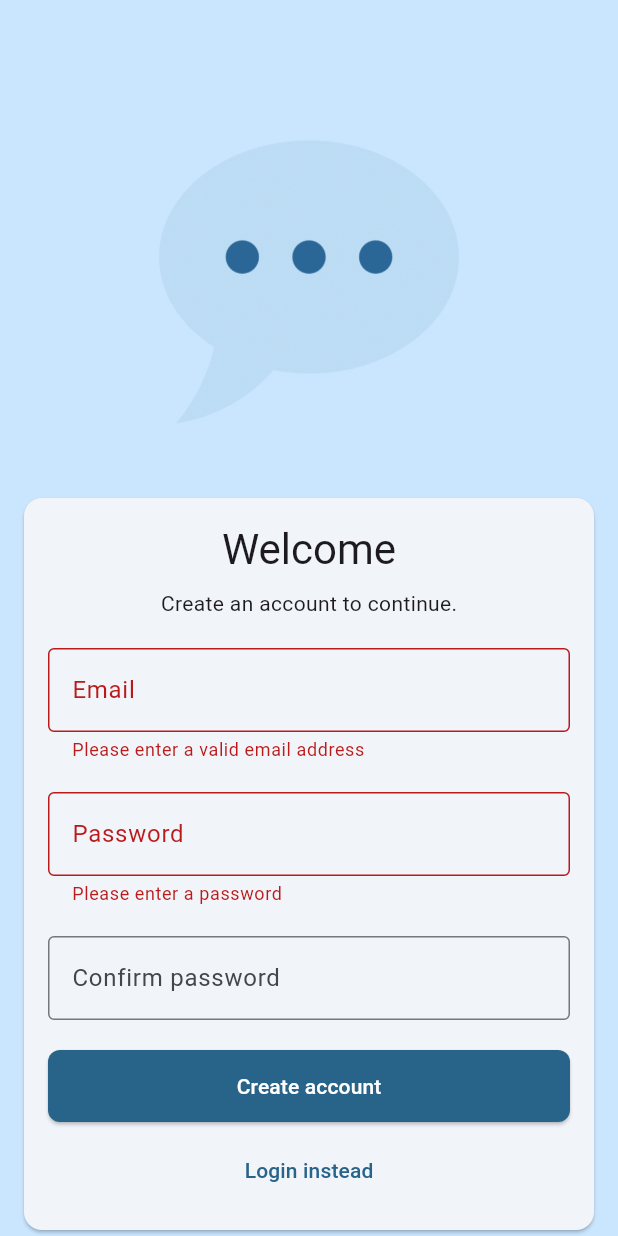
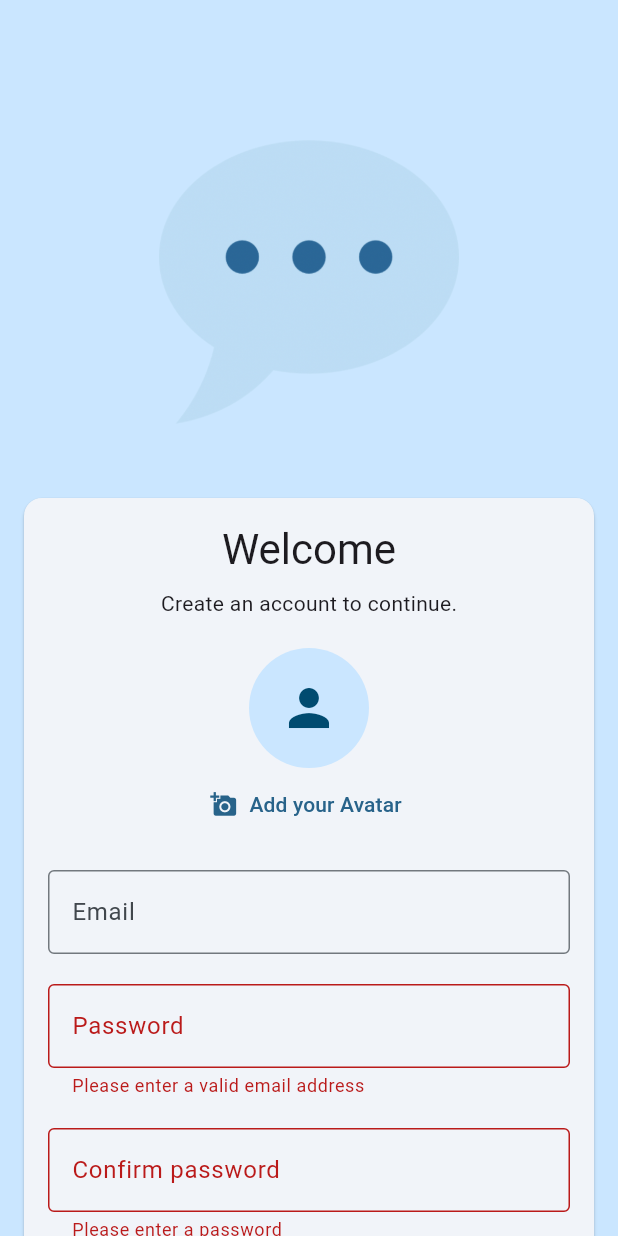
Before and after one commit to M9heb/flutter-chat-app, a Flutter app: the screen it shows after launch, after a tap on "Sign in", after a tap on "Create account", on a phone screen of 412 x 824 dp. Run offline on Flutter 3.47's test engine with Material 3 defaults, Android fonts, the phone set to English and light mode, and no system bars; our stand-ins replace firebase_auth, firebase_core, firebase_storage, image_picker; accounts and stored records are empty.

Commit message:
Creates and implements uploading image ability in firebase storage

```diff
--- a/lib/screens/auth.dart
+++ b/lib/screens/auth.dart
@@ -1,4 +1,8 @@
+import 'dart:io';
+
+import 'package:chat_app/widgets/user_image_picker.dart';
 import 'package:firebase_auth/firebase_auth.dart';
+import 'package:firebase_storage/firebase_storage.dart';
 import 'package:flutter/material.dart';
 
 final _firebase = FirebaseAuth.instance;
@@ -18,13 +22,23 @@ class _AuthScreenState extends State<AuthScreen> {
   var _enteredEmail = "";
   var _enteredPassword = "";
   var _confirmPassword = "";
-
+  File? _pickedImage;
   void _submitForm() async {
     final isValid = _form.currentState!.validate();
 
     if (!isValid) {
       return;
     }
+    if (!_isSignedIn && _pickedImage == null) {
+      ScaffoldMessenger.of(context).clearSnackBars();
+      ScaffoldMessenger.of(context).showSnackBar(SnackBar(
+          content: Text(
+        "Set your avatar image to continue.",
+        style: TextStyle(color: Theme.of(context).colorScheme.errorContainer),
+      )));
+      return;
+    }
+
     _form.currentState!.save();
     try {
       if (_isSignedIn) {
@@ -33,6 +47,14 @@ class _AuthScreenState extends State<AuthScreen> {
       } else {
         final userCredentials = await _firebase.createUserWithEmailAndPassword(
             email: _enteredEmail, password: _enteredPassword);
+
+        final storageRef = FirebaseStorage.instance
+            .ref()
+            .child("user_images")
+            .child("${userCredentials.user!.uid}.jpg");
+
+        await storageRef.putFile(_pickedImage!);
+        final imageURL = await storageRef.getDownloadURL();
       }
     } on FirebaseAuthException catch (error) {
       ScaffoldMessenger.of(context).clearSnackBars();
@@ -59,7 +81,8 @@ class _AuthScreenState extends State<AuthScreen> {
                         "assets/images/chat.png",
                       ))),
               Card(
-                margin: const EdgeInsets.only(top: 24, left: 16, right: 16),
+                margin: const EdgeInsets.only(
+                    top: 24, bottom: 24, left: 16, right: 16),
                 child: SingleChildScrollView(
                   child: Padding(
                     padding: const EdgeInsets.all(16),
@@ -86,6 +109,12 @@ class _AuthScreenState extends State<AuthScreen> {
                                 ),
                               ],
                             ),
+                            if (!_isSignedIn)
+                              UserImagePicker(
+                                onPickedImage: (pickedImage) {
+                                  _pickedImage = pickedImage;
+                                },
+                              ),
                             TextFormField(
                               decoration: InputDecoration(
                                 labelText: "Email",
--- /dev/null
+++ b/lib/widgets/user_image_picker.dart
@@ -0,0 +1,72 @@
+import 'dart:io';
+
+import 'package:flutter/material.dart';
+import 'package:image_picker/image_picker.dart';
+
+class UserImagePicker extends StatefulWidget {
+  const UserImagePicker({super.key, required this.onPickedImage});
+  final void Function(File pickedImage) onPickedImage;
+  @override
+  State<UserImagePicker> createState() {
+    return _UserImagePickerState();
+  }
+}
+
+class _UserImagePickerState extends State<UserImagePicker> {
+  File? _pickedImageFile;
+  void _pickImage() async {
+    final pickedImage = await showDialog<XFile>(
+        context: context,
+        builder: (context) {
+          return SimpleDialog(
+            title: Text("How to get an image?"),
+            children: [
+              TextButton.icon(
+                  onPressed: () async {
+                    final image = await ImagePicker().pickImage(
+                        source: ImageSource.camera,
+                        imageQuality: 50,
+                        maxWidth: 150);
+                    Navigator.pop(context, image);
+                  },
+                  label: Text("Use Camera"),
+                  icon: Icon(Icons.camera)),
+              TextButton.icon(
+                  onPressed: () async {
+                    final image = await ImagePicker().pickImage(
+                        source: ImageSource.gallery,
+                        imageQuality: 50,
+                        maxWidth: 150);
+                    Navigator.pop(context, image);
+                  },
+                  label: Text("Brows Gallery"),
+                  icon: Icon(Icons.image_search))
+            ],
+          );
+        });
+
+    if (pickedImage == null) return;
+    setState(() {
+      _pickedImageFile = File(pickedImage.path);
+    });
+    widget.onPickedImage(_pickedImageFile!);
+  }
+
+  @override
+  Widget build(BuildContext context) {
+    return Column(
+      children: [
+        CircleAvatar(
+          radius: 40,
+          backgroundImage:
+              _pickedImageFile != null ? FileImage(_pickedImageFile!) : null,
+          child: _pickedImageFile == null ? Icon(Icons.person, size: 40) : null,
+        ),
+        TextButton.icon(
+            onPressed: _pickImage,
+            label: Text("Add your Avatar"),
+            icon: Icon(Icons.add_a_photo)),
+      ],
+    );
+  }
+}
--- a/pubspec.yaml
+++ b/pubspec.yaml
@@ -36,6 +36,8 @@ dependencies:
   cupertino_icons: ^1.0.8
   firebase_core: ^3.14.0
   firebase_auth: ^5.6.0
+  firebase_storage: ^12.4.7
+  image_picker: ^1.1.2
 
 dev_dependencies:
   flutter_test:
```
Also changed, not shown: lib/screens/chat.dart (+11 -0 lines), pubspec.lock, 5 other files.
